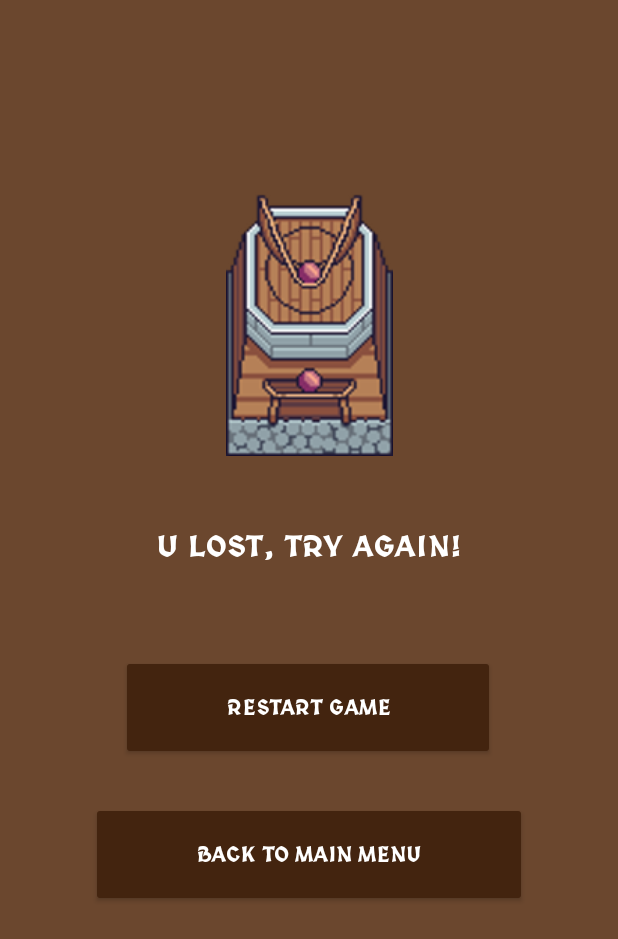
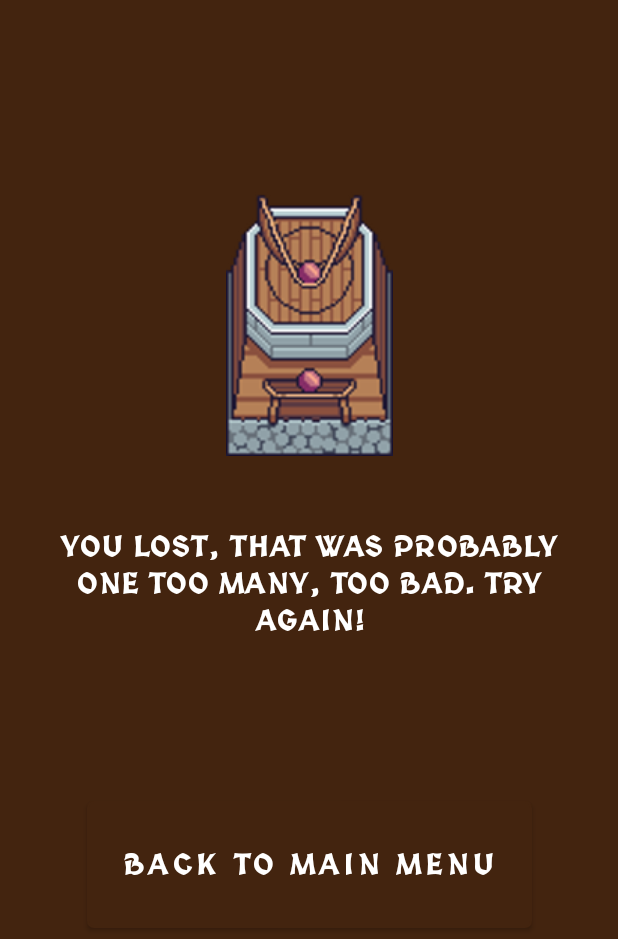
Before and after one commit to elegist/bug-defender, an Android app: the layout gameover_view.xml on its own in the app's theme, with its tools: preview values and no code run, on a phone screen of 412 x 824 dp. Shown: the top 939 px of the screen. Run offline under Robolectric (Android 15) with nearby library versions, the phone set to English and light mode, and no system bars.

Commit message:
Layout Anpassungen
Button angepasst
Strings angepasst
Farbanpassungen
Resume Button nur wenn GameState gespeichert

```diff
--- a/app/src/main/AndroidManifest.xml
+++ b/app/src/main/AndroidManifest.xml
@@ -27,7 +27,7 @@
         </activity>
         <activity android:name=".controller.GameActivity"
             android:label="GameActivity"
-            android:theme="@style/Theme.AppCompat.NoActionBar" />
+            android:theme="@style/Theme.AppCompat.NoActionBar.Main" />
     </application>
 
     <uses-feature android:glEsVersion="0x00020000" android:required="true" />
--- a/app/src/main/java/de/mow2/towerdefense/MainActivity.kt
+++ b/app/src/main/java/de/mow2/towerdefense/MainActivity.kt
@@ -30,9 +30,9 @@ class MainActivity : AppCompatActivity() {
     override fun onResume(){
         super.onResume()
         // decides if resume game button should be shown
-        /*if(spielstand vorhanden){
-            binding.resumeGameBtn.visibility = View.GONE
-        }*/
+        if(gameState.saveGameState(this)){
+            binding.resumeGameBtn.visibility = View.VISIBLE
+        }
         // loads music and sounds and sets them based on saved preferences
         SoundManager.loadPreferences(this)
         SoundManager.initMediaPlayer(this, R.raw.sound1)
--- a/app/src/main/java/de/mow2/towerdefense/controller/GameActivity.kt
+++ b/app/src/main/java/de/mow2/towerdefense/controller/GameActivity.kt
@@ -71,7 +71,6 @@ class GameActivity : AppCompatActivity(), GUICallBack {
     fun pauseGame(view: View) {
         //TODO: save game state and return to main menu
         gameState.saveGameState(this)
-
         startActivity(Intent(this, MainActivity::class.java))
     }
 
@@ -82,15 +81,16 @@ class GameActivity : AppCompatActivity(), GUICallBack {
         setContentView(R.layout.gameover_view)
         SoundManager.mediaPlayer.release()
         soundPool.play(Sounds.GAMEOVER.id, 1F, 1F, 1, 0, 1F)
+        GameManager.reset()
     }
 
     /**
      * Button-triggered reset (return to main menu)
      */
-    fun leaveGame(view: View) {
+    /*fun leaveGame(view: View) {
         startActivity(Intent(this, MainActivity::class.java))
         GameManager.reset()
-    }
+    }*/
 
     /**
      * Load all saved user preferences
--- a/app/src/main/java/de/mow2/towerdefense/controller/GameState.kt
+++ b/app/src/main/java/de/mow2/towerdefense/controller/GameState.kt
@@ -17,7 +17,8 @@ class GameState{
      * Call this to save game data to local file
      * @param context App context
      */
-    fun saveGameState(context: Context) {
+    fun saveGameState(context: Context): Boolean {
+        var gameStateExists = false
         val dir = context.filesDir
         val file = File(dir, "/gameState.json")
         //detects if file exists, creates one if not and calls saveGame to store game variables and objects
@@ -26,6 +27,7 @@ class GameState{
                 if(file.createNewFile()) {
                     Log.i("SaveGame: ", "Neue Datei erstellt")
                     saveGame(file)
+                    gameStateExists = true
                 } else {
                     Log.i("SaveGame: ", "Datei konnte nicht erstellt werden")
                 }
@@ -35,7 +37,9 @@ class GameState{
         } else {
             Log.i("SaveGame: ", "Vorhandene Datei wird beschrieben")
             saveGame(file)
+            gameStateExists = true
         }
+        return gameStateExists
     }
     /**
      * Saves game data to specified file
--- a/app/src/main/java/de/mow2/towerdefense/controller/PopupFragment.kt
+++ b/app/src/main/java/de/mow2/towerdefense/controller/PopupFragment.kt
@@ -34,7 +34,6 @@ class PopupFragment: DialogFragment() {
         when(tag.toString()) {
             "aboutDialog" -> {
                 binding.popupFragmentContainer.visibility = View.GONE
-                binding.leaveGameBtn.visibility = View.GONE
                 binding.pauseGameBtn.visibility = View.GONE
                 binding.menuDivider.visibility = View.GONE
                 binding.popupText.setText(R.string.about_text)
@@ -42,7 +41,6 @@ class PopupFragment: DialogFragment() {
             }
             "infoDialog" -> {
                 binding.popupFragmentContainer.visibility = View.GONE
-                binding.leaveGameBtn.visibility = View.GONE
                 binding.pauseGameBtn.visibility = View.GONE
                 binding.menuDivider.visibility = View.GONE
                 binding.popupText.setText(R.string.info_text)
@@ -50,7 +48,6 @@ class PopupFragment: DialogFragment() {
             }
             "settingsDialog" -> {
                 binding.popupTitleText.setText(R.string.preference_button)
-                binding.leaveGameBtn.visibility = View.GONE
                 binding.pauseGameBtn.visibility = View.GONE
                 binding.popupText.visibility = View.GONE
                 binding.menuDivider.visibility = View.GONE
--- a/app/src/main/res/layout/activity_main.xml
+++ b/app/src/main/res/layout/activity_main.xml
@@ -50,6 +50,7 @@
         android:background="@drawable/button_border"
         android:onClick="resumeGame"
         android:text="@string/resumeGame"
+        android:visibility="gone"
         app:layout_constraintEnd_toEndOf="parent"
         app:layout_constraintStart_toStartOf="parent"
         app:layout_constraintTop_toBottomOf="@+id/startGameBtn" />
--- a/app/src/main/res/layout/gameover_view.xml
+++ b/app/src/main/res/layout/gameover_view.xml
@@ -1,9 +1,10 @@
 <?xml version="1.0" encoding="utf-8"?>
 <androidx.constraintlayout.widget.ConstraintLayout xmlns:android="http://schemas.android.com/apk/res/android"
     xmlns:app="http://schemas.android.com/apk/res-auto"
+    xmlns:tools="http://schemas.android.com/tools"
     android:layout_width="match_parent"
     android:layout_height="match_parent"
-    android:background="@color/middle_brown">
+    android:background="@color/dark_brown">
 
     <ImageView
         android:id="@+id/gameOverIV"
@@ -18,36 +19,25 @@
     <TextView
         android:id="@+id/gameOverTV"
         style="@style/Heading.TextView"
-        android:layout_width="wrap_content"
+        android:layout_width="0dp"
         android:layout_height="wrap_content"
         android:layout_marginTop="48dp"
         android:text="@string/lostText"
+        android:textAlignment="center"
         app:layout_constraintEnd_toEndOf="parent"
         app:layout_constraintStart_toStartOf="parent"
         app:layout_constraintTop_toBottomOf="@id/gameOverIV" />
 
     <Button
-        android:id="@+id/restartBtn"
-        style="@style/Popup.Button"
+        android:id="@+id/backToMainBtn"
+        style="@style/Button.Main"
         android:layout_width="wrap_content"
         android:layout_height="wrap_content"
-        android:layout_marginTop="60dp"
-        android:onClick="startGame"
-        android:text="@string/restart"
-        app:layout_constraintEnd_toEndOf="parent"
-        app:layout_constraintHorizontal_bias="0.496"
-        app:layout_constraintStart_toStartOf="parent"
-        app:layout_constraintTop_toBottomOf="@id/gameOverTV" />
-
-    <Button
-        android:id="@+id/backToMainBtn"
-        style="@style/Popup.Button"
-        android:layout_width="wrap_content"
-        android:layout_height="wrap_content"
-        android:layout_marginTop="28dp"
+        android:layout_marginTop="108dp"
+        android:background="@drawable/button_border"
         android:onClick="leaveGame"
         android:text="@string/back"
         app:layout_constraintEnd_toEndOf="parent"
         app:layout_constraintStart_toStartOf="parent"
-        app:layout_constraintTop_toBottomOf="@id/restartBtn" />
+        app:layout_constraintTop_toBottomOf="@+id/gameOverTV" />
 </androidx.constraintlayout.widget.ConstraintLayout>
--- a/app/src/main/res/values/strings.xml
+++ b/app/src/main/res/values/strings.xml
@@ -14,13 +14,12 @@
     <string name="preference_music">music</string>
     <string name="menuBtn">Menu</string>
     <string name="sound">sounds</string>
-    <string name="leaveGame">leave game</string>
-    <string name="pause">pause game</string>
+    <string name="pauseGame">save &amp; pause game</string>
     <string name="resumeGame">resume game</string>
     <string name="moneyWarning">not enough money</string>
     <string name="toastAction">don\'t show again</string>
     <string name="coins">coins</string>
     <string name="back">back to main menu</string>
     <string name="restart">restart game</string>
-    <string name="lostText">u lost, try again!</string>
+    <string name="lostText">You lost, that was probably one too many, too bad. Try again!</string>
 </resources>
--- a/app/src/main/res/values/styles.xml
+++ b/app/src/main/res/values/styles.xml
@@ -45,8 +45,8 @@
         <item name="android:layout_height">wrap_content</item>
         <item name="android:paddingBottom">20dp</item>
         <item name="android:paddingTop">20dp</item>
-        <item name="android:paddingRight">70dp</item>
-        <item name="android:paddingLeft">70dp</item>
+        <item name="android:paddingRight">50dp</item>
+        <item name="android:paddingLeft">50dp</item>
     </style>
     <style name="Preference.CheckBoxPreference.Material." parent="Theme.AppCompat.NoActionBar">
         <item name="colorControlActivated">@color/white</item>
```
Also changed, not shown: app/src/main/res/layout/popup_view.xml (+6 -14 lines), 1 other file.
